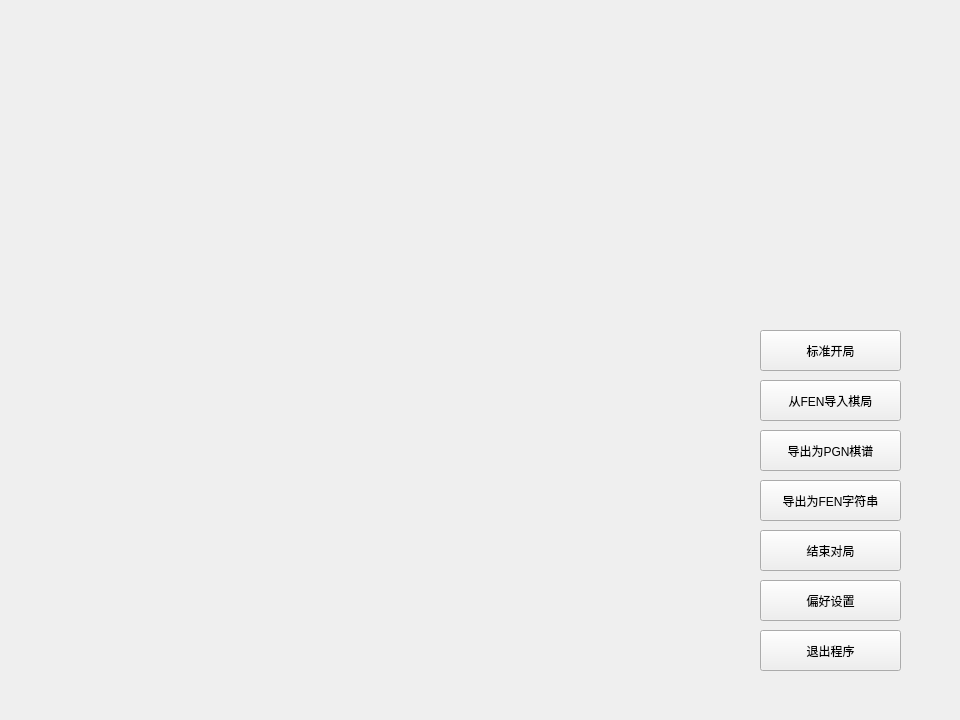
This is widget.ui in RowinNyan/chess as Qt 5 draws it before an edit. The edited form follows.
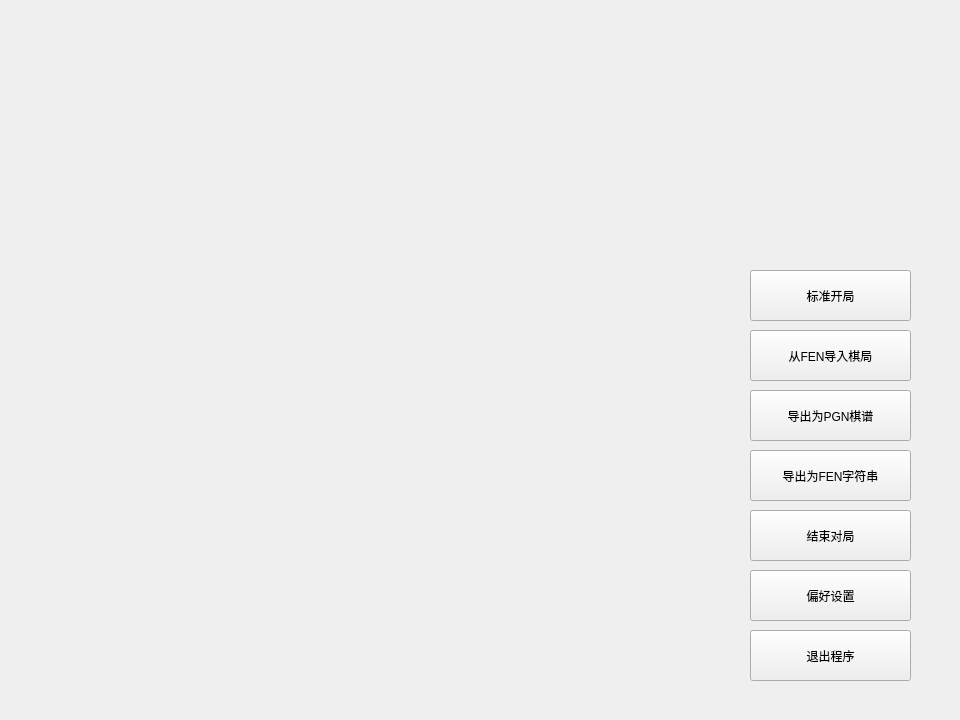
This is the edited form.

```diff
--- a/widget.ui
+++ b/widget.ui
@@ -16,10 +16,10 @@
   <widget class="QPushButton" name="StopGame">
    <property name="geometry">
     <rect>
-     <x>760</x>
-     <y>530</y>
-     <width>141</width>
-     <height>41</height>
+     <x>750</x>
+     <y>510</y>
+     <width>161</width>
+     <height>51</height>
     </rect>
    </property>
    <property name="text">
@@ -29,10 +29,10 @@
   <widget class="QPushButton" name="StdStart">
    <property name="geometry">
     <rect>
-     <x>760</x>
-     <y>330</y>
-     <width>141</width>
-     <height>41</height>
+     <x>750</x>
+     <y>270</y>
+     <width>161</width>
+     <height>51</height>
     </rect>
    </property>
    <property name="text">
@@ -42,10 +42,10 @@
   <widget class="QPushButton" name="Input">
    <property name="geometry">
     <rect>
-     <x>760</x>
-     <y>380</y>
-     <width>141</width>
-     <height>41</height>
+     <x>750</x>
+     <y>330</y>
+     <width>161</width>
+     <height>51</height>
     </rect>
    </property>
    <property name="text">
@@ -55,10 +55,10 @@
   <widget class="QPushButton" name="Output_PGN">
    <property name="geometry">
     <rect>
-     <x>760</x>
-     <y>430</y>
-     <width>141</width>
-     <height>41</height>
+     <x>750</x>
+     <y>390</y>
+     <width>161</width>
+     <height>51</height>
     </rect>
    </property>
    <property name="text">
@@ -68,10 +68,10 @@
   <widget class="QPushButton" name="Output_FEN">
    <property name="geometry">
     <rect>
-     <x>760</x>
-     <y>480</y>
-     <width>141</width>
-     <height>41</height>
+     <x>750</x>
+     <y>450</y>
+     <width>161</width>
+     <height>51</height>
     </rect>
    </property>
    <property name="text">
@@ -81,10 +81,10 @@
   <widget class="QPushButton" name="ExitPro">
    <property name="geometry">
     <rect>
-     <x>760</x>
+     <x>750</x>
      <y>630</y>
-     <width>141</width>
-     <height>41</height>
+     <width>161</width>
+     <height>51</height>
     </rect>
    </property>
    <property name="text">
@@ -94,10 +94,10 @@
   <widget class="QPushButton" name="Options">
    <property name="geometry">
     <rect>
-     <x>760</x>
-     <y>580</y>
-     <width>141</width>
-     <height>41</height>
+     <x>750</x>
+     <y>570</y>
+     <width>161</width>
+     <height>51</height>
     </rect>
    </property>
    <property name="text">
```
Left out of the diff: 16 changed lines with no effect on the pictures.
